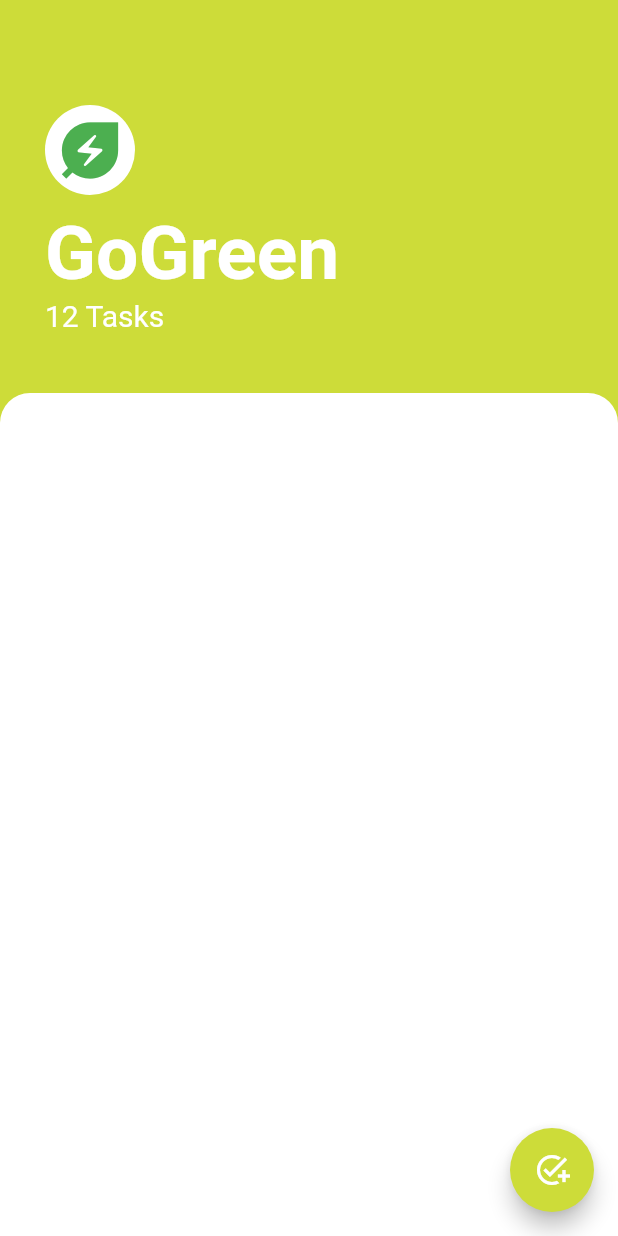
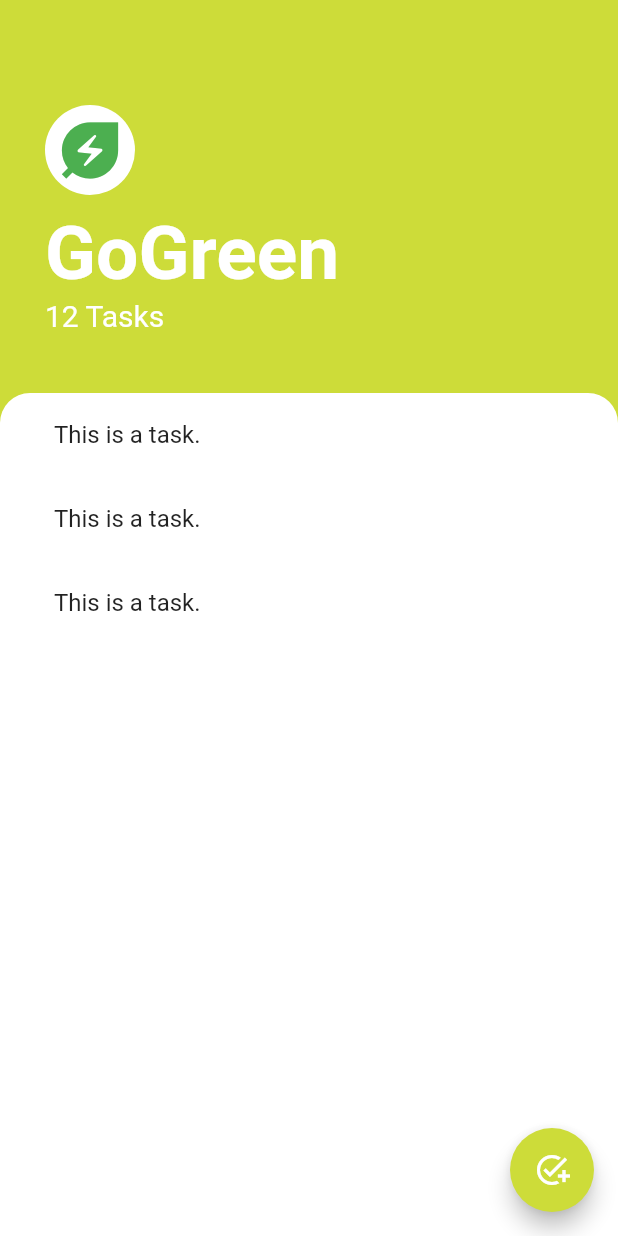
Before and after one commit to fjbMultisys/go_green-flutter, a Flutter app: the screen it shows after launch, on a phone screen of 412 x 824 dp. Run offline on Flutter 3.47's test engine with Material 2 defaults, Android fonts, the phone set to English and light mode, and no system bars.

Commit message:
listView added

```diff
--- a/lib/screens/tasks_screen.dart
+++ b/lib/screens/tasks_screen.dart
@@ -1,10 +1,13 @@
 import 'package:flutter/material.dart';
+import 'package:todoey_flutter/widgets/task_list.dart';
+import 'package:todoey_flutter/widgets/tast_tile.dart';
 
 class TasksScreen extends StatelessWidget {
   const TasksScreen({Key? key}) : super(key: key);
 
   @override
   Widget build(BuildContext context) {
+    bool isChecked = false;
     return Scaffold(
       backgroundColor: Colors.lime,
       floatingActionButton: FloatingActionButton(
@@ -51,7 +54,7 @@ class TasksScreen extends StatelessWidget {
           SizedBox(height: 10.0),
           Expanded(child:
           Container(
-            height: 300.0,
+            padding: EdgeInsets.symmetric(horizontal: 20.0),
             decoration: BoxDecoration(
                 color: Colors.white,
                 borderRadius: BorderRadius.only(
@@ -59,6 +62,7 @@ class TasksScreen extends StatelessWidget {
                   topRight: Radius.circular(20.0),
                 )
             ),
+            child: TaskList(),
           ),
           ),
         ],
--- /dev/null
+++ b/lib/widgets/task_list.dart
@@ -0,0 +1,19 @@
+import 'package:flutter/material.dart';
+import 'package:todoey_flutter/widgets/tast_tile.dart';
+
+class TaskList extends StatelessWidget {
+  const TaskList({
+    super.key,
+  });
+
+  @override
+  Widget build(BuildContext context) {
+    return ListView(
+      children: [
+        TaskTile(),
+        TaskTile(),
+        TaskTile(),
+      ],
+    );
+  }
+}
--- /dev/null
+++ b/lib/widgets/tast_tile.dart
@@ -0,0 +1,12 @@
+import 'package:flutter/material.dart';
+
+class TaskTile extends StatelessWidget {
+  const TaskTile({
+    super.key,
+  });
+
+  @override
+  Widget build(BuildContext context) {
+    return ListTile(title: Text('This is a task.'),);
+  }
+}
```
